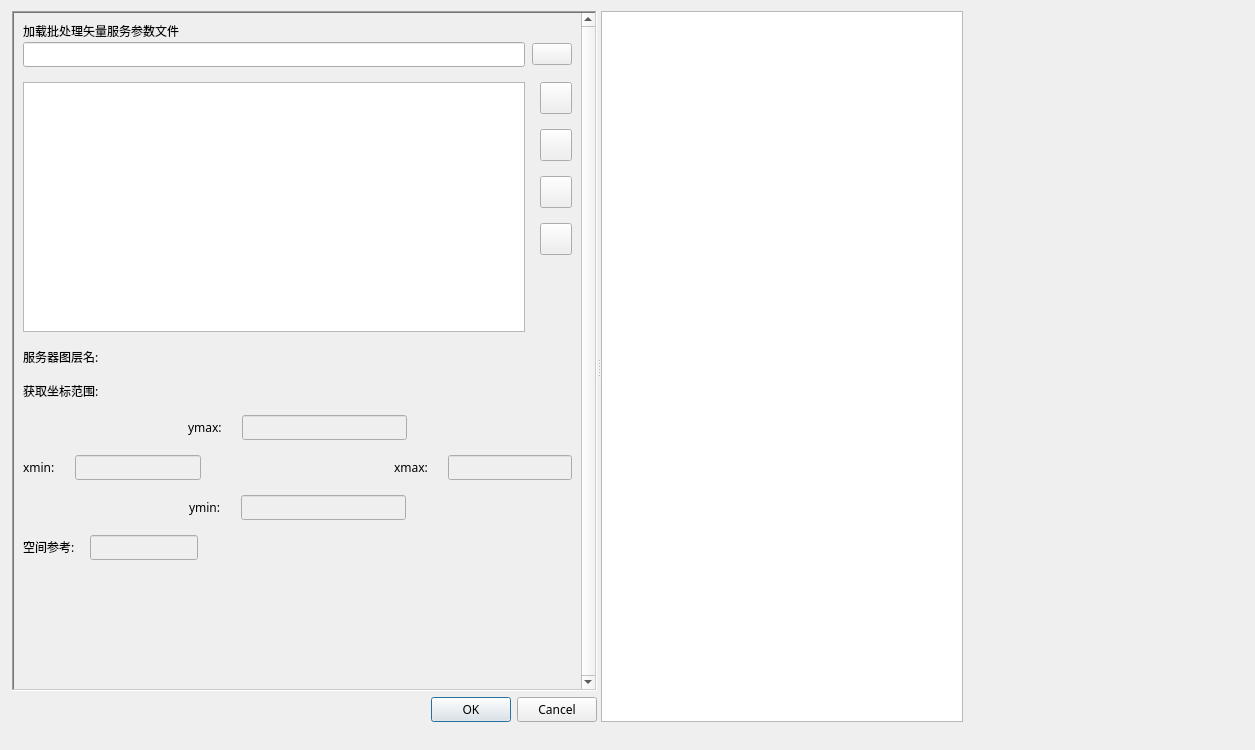
First picture: the form in UI/UIVectorMap.ui, repository zou-mono/oneTools, before the edit.
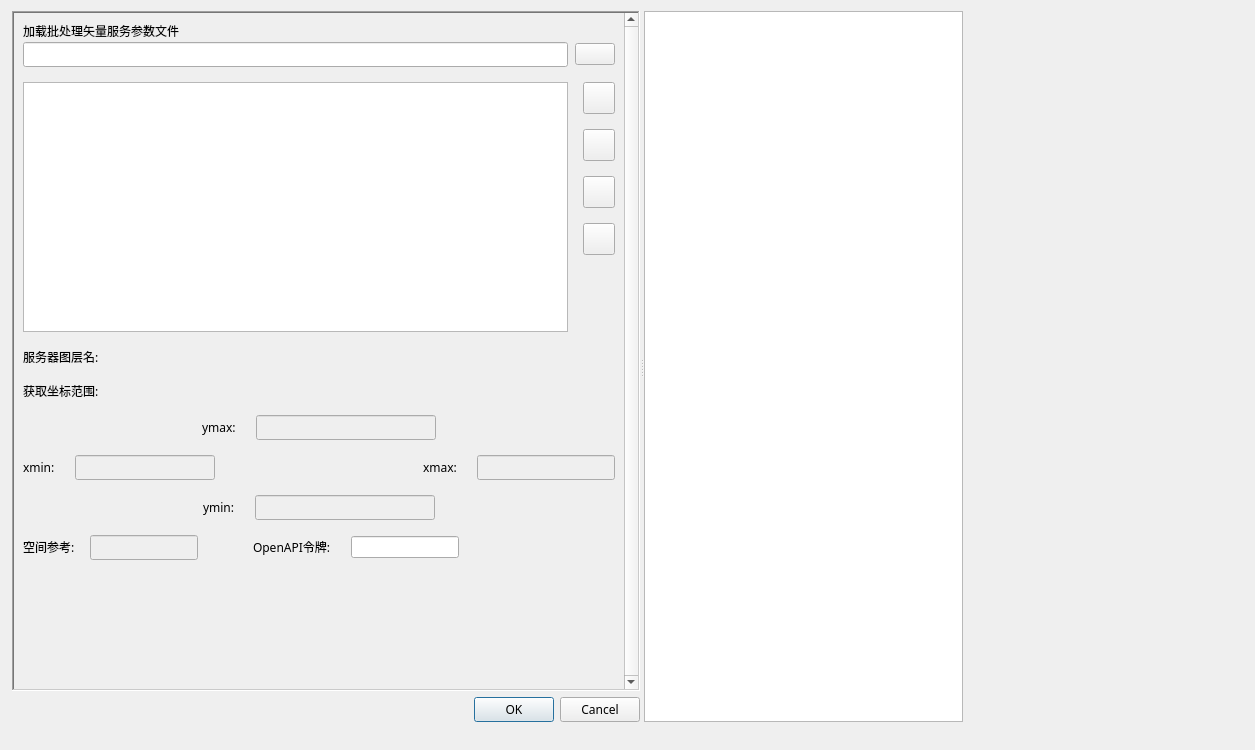
Second picture: the form after the edit. Icons and pictures are not drawn. Custom widgets are drawn as their Qt base class.

```diff
--- a/UI/UIVectorMap.ui
+++ b/UI/UIVectorMap.ui
@@ -59,7 +59,7 @@
          <rect>
           <x>0</x>
           <y>0</y>
-          <width>589</width>
+          <width>572</width>
           <height>674</height>
          </rect>
         </property>
@@ -745,6 +745,9 @@
                <property name="orientation">
                 <enum>Qt::Horizontal</enum>
                </property>
+               <property name="sizeType">
+                <enum>QSizePolicy::Fixed</enum>
+               </property>
                <property name="sizeHint" stdset="0">
                 <size>
                  <width>40</width>
@@ -753,6 +756,67 @@
                </property>
               </spacer>
              </item>
+             <item>
+              <layout class="QHBoxLayout" name="horizontalLayout_10">
+               <item>
+                <widget class="QLabel" name="label_3">
+                 <property name="sizePolicy">
+                  <sizepolicy hsizetype="Fixed" vsizetype="Fixed">
+                   <horstretch>0</horstretch>
+                   <verstretch>0</verstretch>
+                  </sizepolicy>
+                 </property>
+                 <property name="font">
+                  <font>
+                   <family>微软雅黑</family>
+                  </font>
+                 </property>
+                 <property name="text">
+                  <string>OpenAPI令牌:</string>
+                 </property>
+                </widget>
+               </item>
+               <item>
+                <spacer name="verticalSpacer_3">
+                 <property name="orientation">
+                  <enum>Qt::Horizontal</enum>
+                 </property>
+                 <property name="sizeType">
+                  <enum>QSizePolicy::Fixed</enum>
+                 </property>
+                 <property name="sizeHint" stdset="0">
+                  <size>
+                   <width>5</width>
+                   <height>20</height>
+                  </size>
+                 </property>
+                </spacer>
+               </item>
+               <item>
+                <widget class="QLineEdit" name="txt_openapi">
+                 <property name="sizePolicy">
+                  <sizepolicy hsizetype="Fixed" vsizetype="Fixed">
+                   <horstretch>0</horstretch>
+                   <verstretch>0</verstretch>
+                  </sizepolicy>
+                 </property>
+                </widget>
+               </item>
+               <item>
+                <spacer name="horizontalSpacer_10">
+                 <property name="orientation">
+                  <enum>Qt::Horizontal</enum>
+                 </property>
+                 <property name="sizeHint" stdset="0">
+                  <size>
+                   <width>40</width>
+                   <height>20</height>
+                  </size>
+                 </property>
+                </spacer>
+               </item>
+              </layout>
+             </item>
             </layout>
            </item>
            <item>
```
